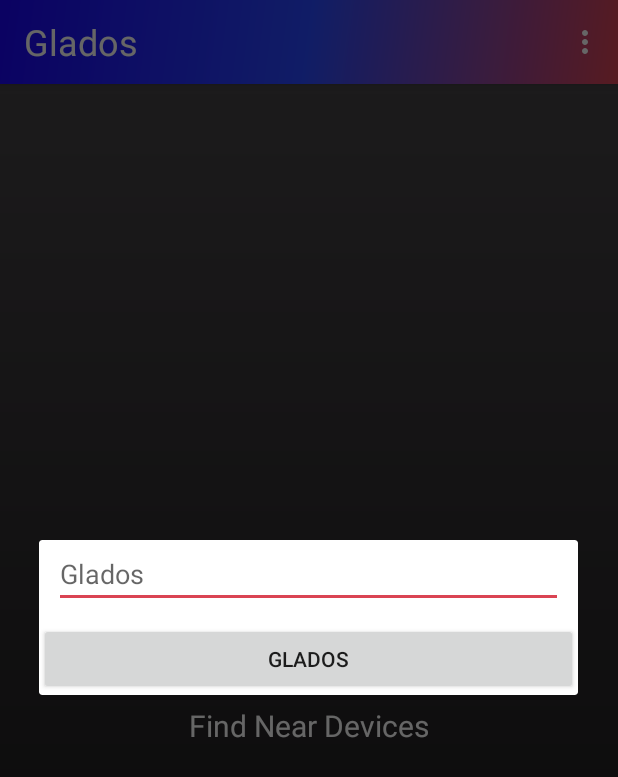
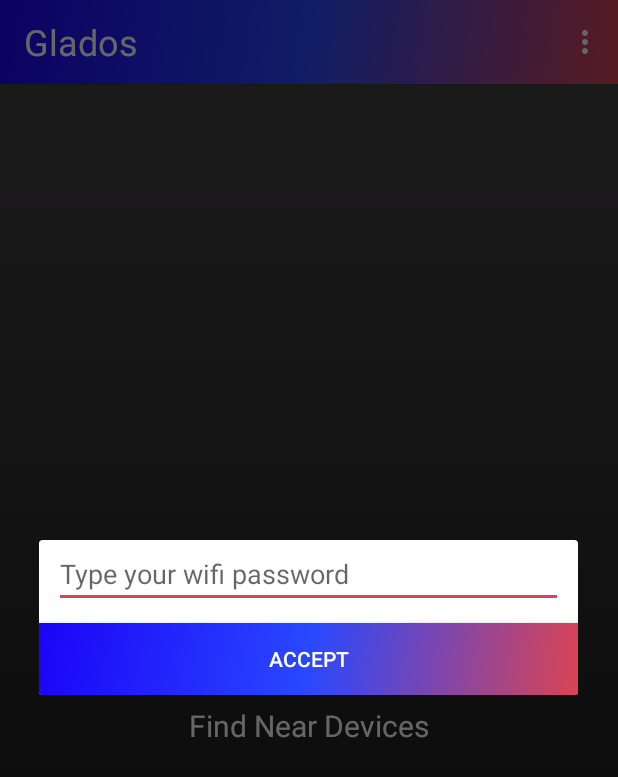
Before and after one commit to DanielAlonsoTM/Glados-App, an Android app: the screen it shows after launch (MainActivity), after a tap on an icon or button, on a phone screen of 412 x 824 dp. Shown: the top 777 px of the screen. Run offline under Robolectric (Android 15) with nearby library versions, the phone set to English and light mode, and no system bars.

Commit message:
Creation of function for show alerts on app

```diff
--- a/app/src/main/java/com/glados/gladosapp/MainActivity.kt
+++ b/app/src/main/java/com/glados/gladosapp/MainActivity.kt
@@ -2,23 +2,16 @@ package com.glados.gladosapp
 
 import android.Manifest
 import android.content.Context
-import android.content.DialogInterface
 import android.content.pm.PackageManager
 import android.os.Bundle
 import android.util.Log
 import androidx.appcompat.app.AppCompatActivity
 import android.view.Menu
 import android.view.MenuItem
-import android.view.View
-import android.widget.Button
-import android.widget.Toast
-import androidx.appcompat.app.AlertDialog
-import androidx.appcompat.widget.AppCompatEditText
 import androidx.core.app.ActivityCompat
 import androidx.core.content.ContextCompat
+import com.glados.gladosapp.utils.DialogUtils
 import com.glados.gladosapp.utils.GraphicsUtilities.changeFullColorAppBar
-import com.glados.gladosapp.utils.Utilities
-
 import kotlinx.android.synthetic.main.activity_main.*
 
 class MainActivity : AppCompatActivity() {
@@ -38,8 +31,7 @@ class MainActivity : AppCompatActivity() {
             // BluetoothUtilities.scanDevices(view)
 
             // WifiUtilities.netWifiService(applicationContext, view)
-            // DialogUtils.basicAlert(view, applicationContext)
-            basicAlert(view)
+            DialogUtils.alertDialog(view, this, layoutInflater)
         }
     }
 
@@ -87,19 +79,4 @@ class MainActivity : AppCompatActivity() {
             requestCode
         )
     }
-
-    private fun basicAlert(view: View) {
-        val builderDialog = AlertDialog.Builder(this)
-        val inflater = layoutInflater
-
-        val dialogLayout = inflater.inflate(R.layout.popup_wifi, null)
-        val editText = dialogLayout.findViewById<AppCompatEditText>(R.id.passwordWifi)
-        val buttonAlert = dialogLayout.findViewById<Button>(R.id.buttonConfirmPassword)
-
-        buttonAlert.setOnClickListener { Utilities.snackBarMessage(view, editText.text.toString()) }
-
-        builderDialog.setView(dialogLayout)
-
-        builderDialog.show()
-    }
 }
--- /dev/null
+++ b/app/src/main/java/com/glados/gladosapp/utils/DialogUtils.kt
@@ -0,0 +1,25 @@
+package com.glados.gladosapp.utils
+
+import android.content.Context
+import android.view.LayoutInflater
+import android.view.View
+import android.widget.Button
+import androidx.appcompat.app.AlertDialog
+import androidx.appcompat.widget.AppCompatEditText
+import com.glados.gladosapp.R
+
+object DialogUtils {
+
+    fun alertDialog(view: View, context: Context, inflater: LayoutInflater) {
+        val builderDialog = AlertDialog.Builder(context)
+
+        val dialogLayout = inflater.inflate(R.layout.popup_wifi, null)
+        val editText = dialogLayout.findViewById<AppCompatEditText>(R.id.passwordWifi)
+        val buttonAlert = dialogLayout.findViewById<Button>(R.id.buttonConfirmPassword)
+
+        buttonAlert.setOnClickListener { Utilities.snackBarMessage(view, editText.text.toString()) }
+
+        builderDialog.setView(dialogLayout)
+        builderDialog.show()
+    }
+}
--- a/app/src/main/res/layout/popup_wifi.xml
+++ b/app/src/main/res/layout/popup_wifi.xml
@@ -1,7 +1,6 @@
 <?xml version="1.0" encoding="utf-8"?>
 <LinearLayout
         xmlns:android="http://schemas.android.com/apk/res/android"
-        xmlns:tools="http://schemas.android.com/tools"
         android:orientation="vertical"
         android:layout_width="match_parent"
         android:layout_height="match_parent">
@@ -13,11 +12,13 @@
             android:layout_marginStart="@dimen/default_margin"
             android:layout_marginEnd="@dimen/default_margin"
             android:layout_marginBottom="@dimen/default_margin"
-            android:hint="@string/app_name"/>
+            android:hint="@string/type_here"/>
 
     <Button
             android:id="@+id/buttonConfirmPassword"
             android:layout_width="match_parent"
             android:layout_height="match_parent"
-            android:text="@string/app_name"/>
+            android:textColor="@android:color/background_light"
+            android:background="@drawable/gradient_actionbar"
+            android:text="@string/button_accept"/>
 </LinearLayout>
--- a/app/src/main/res/values/strings.xml
+++ b/app/src/main/res/values/strings.xml
@@ -1,5 +1,7 @@
 <resources>
     <string name="app_name">Glados</string>
+    <string name="type_here">Type your wifi password</string>
+    <string name="button_accept">Accept</string>
     <string name="action_settings">Settings</string>
     <string name="find_device">Find Near Devices</string>
 </resources>
--- a/app/src/main/res/values/styles.xml
+++ b/app/src/main/res/values/styles.xml
@@ -23,4 +23,5 @@
         <!-- Support library compatibility -->
         <item name="background">@drawable/gradient_actionbar</item>
     </style>
+
 </resources>
```
